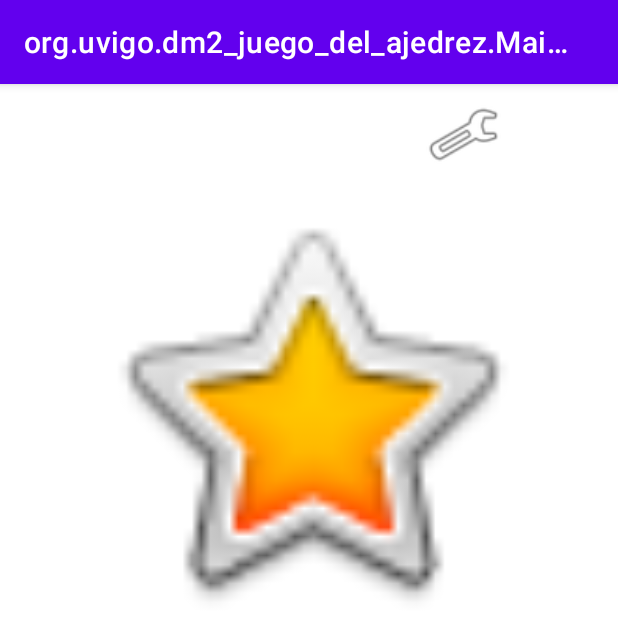
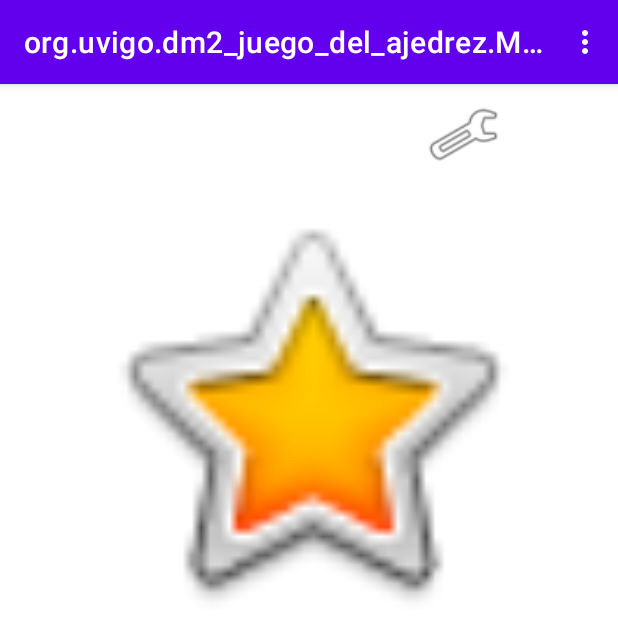
Before and after one commit to ALVareador/DM2_JUEGODELAJEDREZ, an Android app: the screen it shows after launch (MainActivity), on a phone screen of 412 x 824 dp, the top half of it. Run offline under Robolectric (Android 15) with nearby library versions, the phone set to English and light mode, and no system bars.

Commit message:
Creado OptionsMenu funcional

```diff
--- a/app/src/main/java/org/uvigo/dm2_juego_del_ajedrez/MainActivity.java
+++ b/app/src/main/java/org/uvigo/dm2_juego_del_ajedrez/MainActivity.java
@@ -90,45 +90,38 @@ public class MainActivity extends MyApp{
         this.activityResultLauncher = this.registerForActivityResult(contract, callback);
     }
 
-    /*@Override
+    @Override
     public boolean onCreateOptionsMenu(Menu menu)
     {
         super.onCreateOptionsMenu( menu );
-        this.getMenuInflater().inflate( R.menu.configuration_options, menu );
+        this.getMenuInflater().inflate(R.menu.configuration_options, menu );
         return true;
-    }*/
-
-    public void onCreateContextMenu(ContextMenu contxt, View v, ContextMenu.ContextMenuInfo cmi)
-    {
-        this.getMenuInflater().inflate( R.menu.configuration_options, contxt );
-        //contextMenu.setHeaderTitle( R.string.app_name );
     }
 
-    @Override
-    public boolean onContextItemSelected(MenuItem menuItem)
+    public boolean onOptionsItemSelected(MenuItem menuItem)
     {
         boolean toret = false;
         Intent subActividad;
         switch( menuItem.getItemId() ) {
-            case R.id.MenuConfiuracionLogros:
+            case R.id.MenuConfiguracionLogros:
                 subActividad = new Intent( MainActivity.this, AchivementActivity.class );
                 //subActividad.putExtra( "data", 1 );
                 activityResultLauncher.launch(subActividad);
                 toret = true;
                 break;
-            case R.id.MenuConfiuracionSkins:
+            case R.id.MenuConfiguracionSkins:
                 subActividad = new Intent( MainActivity.this, SkinsActivity.class );
                 //this.operaUnario( Calculadora.OperadorUnario.Sqrt );
                 activityResultLauncher.launch(subActividad);
                 toret = true;
                 break;
-            case R.id.MenuConfiuracionHistorial:
+            case R.id.MenuConfiguracionHistorial:
                 subActividad = new Intent( MainActivity.this, HistoryActivity.class );
                 //this.operaUnario( Calculadora.OperadorUnario.Sqrt );
                 activityResultLauncher.launch(subActividad);
                 toret = true;
                 break;
-            case R.id.MenuConfiuracionAjustes:
+            case R.id.MenuConfiguracionAjustes:
                 subActividad = new Intent( MainActivity.this, SettingsActivity.class );
                 //this.operaUnario( Calculadora.OperadorUnario.Sqrt );
                 activityResultLauncher.launch(subActividad);
@@ -138,4 +131,44 @@ public class MainActivity extends MyApp{
         return toret;
     }
 
+    public void onCreateContextMenu(ContextMenu contxt, View v, ContextMenu.ContextMenuInfo cmi)
+    {
+        this.getMenuInflater().inflate( R.menu.configuration_options, contxt );
+        //contextMenu.setHeaderTitle( R.string.app_name );
+    }
+
+    /*@Override
+    public boolean onContextItemSelected(MenuItem menuItem)
+    {
+        boolean toret = false;
+        Intent subActividad;
+        switch( menuItem.getItemId() ) {
+            case R.id.MenuConfiguracionLogros:
+                subActividad = new Intent( MainActivity.this, AchivementActivity.class );
+                //subActividad.putExtra( "data", 1 );
+                activityResultLauncher.launch(subActividad);
+                toret = true;
+                break;
+            case R.id.MenuConfiguracionSkins:
+                subActividad = new Intent( MainActivity.this, SkinsActivity.class );
+                //this.operaUnario( Calculadora.OperadorUnario.Sqrt );
+                activityResultLauncher.launch(subActividad);
+                toret = true;
+                break;
+            case R.id.MenuConfiguracionHistorial:
+                subActividad = new Intent( MainActivity.this, HistoryActivity.class );
+                //this.operaUnario( Calculadora.OperadorUnario.Sqrt );
+                activityResultLauncher.launch(subActividad);
+                toret = true;
+                break;
+            case R.id.MenuConfiguracionAjustes:
+                subActividad = new Intent( MainActivity.this, SettingsActivity.class );
+                //this.operaUnario( Calculadora.OperadorUnario.Sqrt );
+                activityResultLauncher.launch(subActividad);
+                toret = true;
+                break;
+        }
+        return toret;
+    }
+    */
 }
--- a/app/src/main/res/menu/configuration_options.xml
+++ b/app/src/main/res/menu/configuration_options.xml
@@ -3,15 +3,15 @@
     xmlns:android="http://schemas.android.com/apk/res/android">
 
     <item
-        android:id="@+id/MenuConfiuracionLogros"
-        android:title="Logros" />
+        android:id="@+id/MenuConfiguracionLogros"
+        android:title="@string/logros" />
     <item
-        android:id="@+id/MenuConfiuracionSkins"
-        android:title="Skins" />
+        android:id="@+id/MenuConfiguracionSkins"
+        android:title="@string/skins" />
     <item
-        android:id="@+id/MenuConfiuracionHistorial"
-        android:title="Historial" />
+        android:id="@+id/MenuConfiguracionHistorial"
+        android:title="@string/historial" />
     <item
-        android:id="@+id/MenuConfiuracionAjustes"
-        android:title="Ajustes" />
+        android:id="@+id/MenuConfiguracionAjustes"
+        android:title="@string/ajustes" />
 </menu>
--- a/app/src/main/res/values/strings.xml
+++ b/app/src/main/res/values/strings.xml
@@ -1,3 +1,7 @@
 <resources>
     <string name="app_name">DM2_JUEGO-DEL-AJEDREZ</string>
+    <string name="logros">Logros</string>
+    <string name="skins">Skins</string>
+    <string name="historial">Historial</string>
+    <string name="ajustes">Ajustes</string>
 </resources>
```
